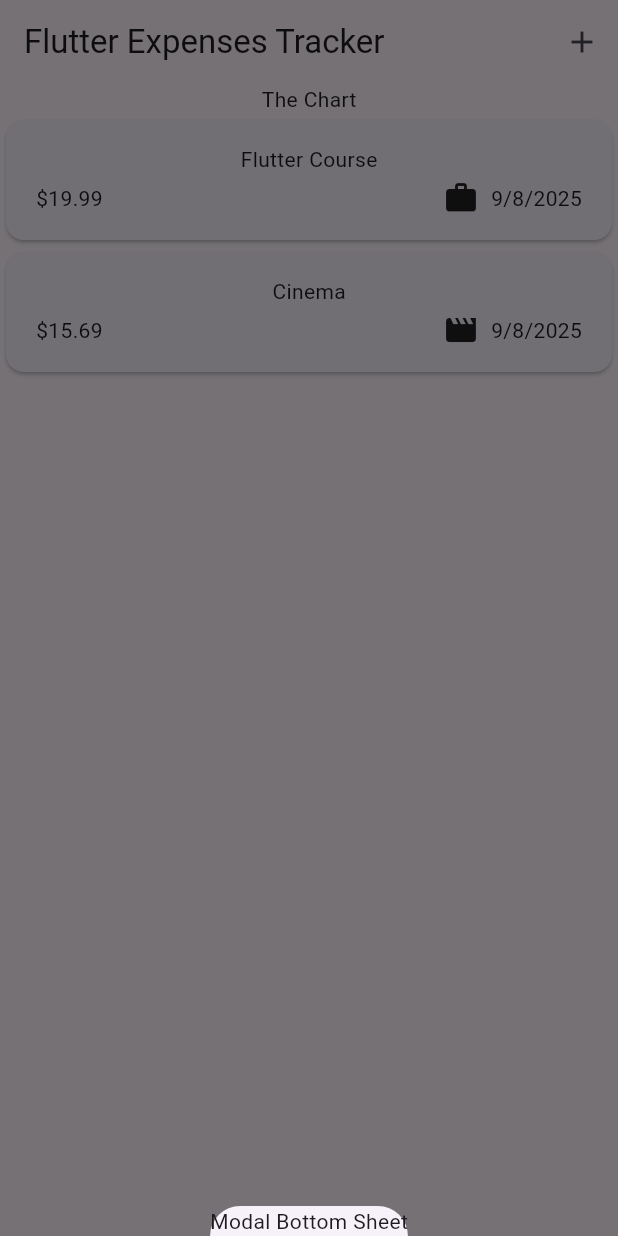
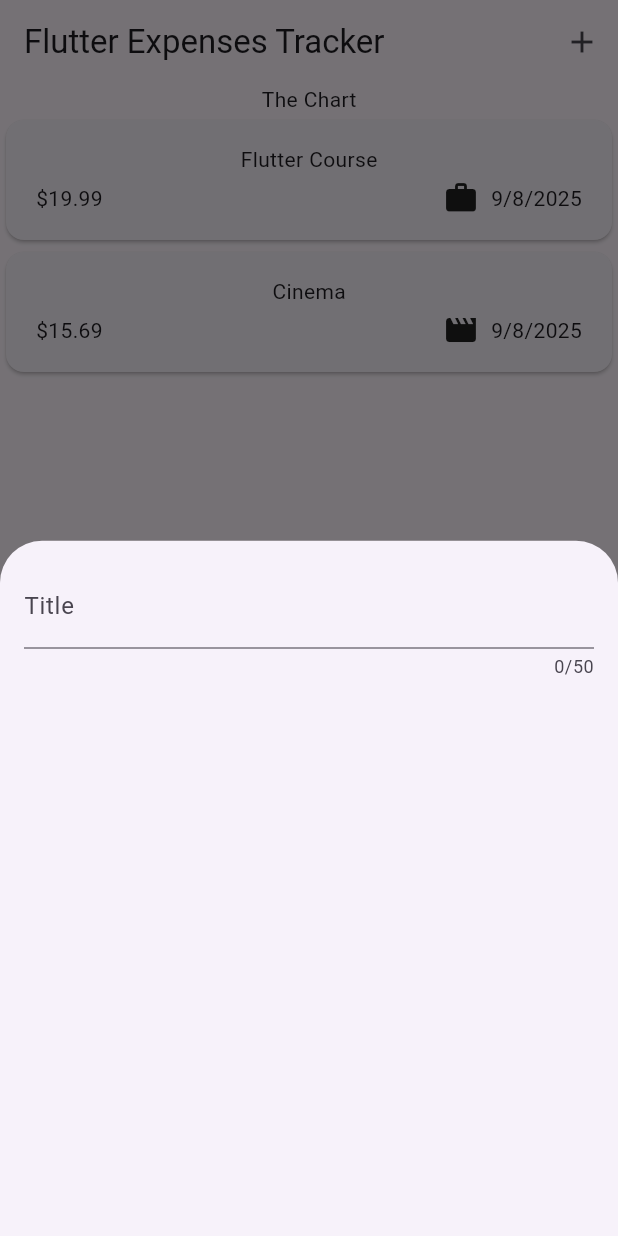
Before and after one commit to kronquistea/flutter-expense-tracker-app, a Flutter app: the screen it shows after launch, after a tap on the "add" icon, on a phone screen of 412 x 824 dp. Run offline on Flutter 3.47's test engine with Material 3 defaults, Android fonts, the phone set to English and light mode, and no system bars.

Commit message:
End Lecture 109

```diff
--- a/lib/widgets/expenses.dart
+++ b/lib/widgets/expenses.dart
@@ -1,6 +1,7 @@
 import 'package:flutter/material.dart';
 import 'package:expense_tracker_app/models/expense.dart';
 import 'package:expense_tracker_app/widgets/expenses_list/expenses_list.dart';
+import 'package:expense_tracker_app/widgets/new_expense.dart';
 
 class Expenses extends StatefulWidget {
   const Expenses({super.key});
@@ -30,7 +31,7 @@ class _ExpensesState extends State<Expenses> {
   void _openAddExpenseOverlay() {
     showModalBottomSheet(
       context: context,
-      builder: (ctx) => Text('Modal Bottom Sheet'),
+      builder: (ctx) => NewExpense(),
     );
   }
 
--- /dev/null
+++ b/lib/widgets/new_expense.dart
@@ -0,0 +1,29 @@
+import 'package:flutter/material.dart';
+
+class NewExpense extends StatefulWidget {
+  const NewExpense({super.key});
+
+  @override
+  State<StatefulWidget> createState() {
+    return _NewExpenseState();
+  }
+}
+
+class _NewExpenseState extends State<NewExpense> {
+  @override
+  Widget build(BuildContext context) {
+    return Padding(
+      padding: const EdgeInsets.all(16),
+      child: Column(
+        children: const [
+          TextField(
+            maxLength: 50,
+            decoration: InputDecoration(
+              label: Text('Title'),
+            ),
+          ),
+        ],
+      ),
+    );
+  }
+}
```
